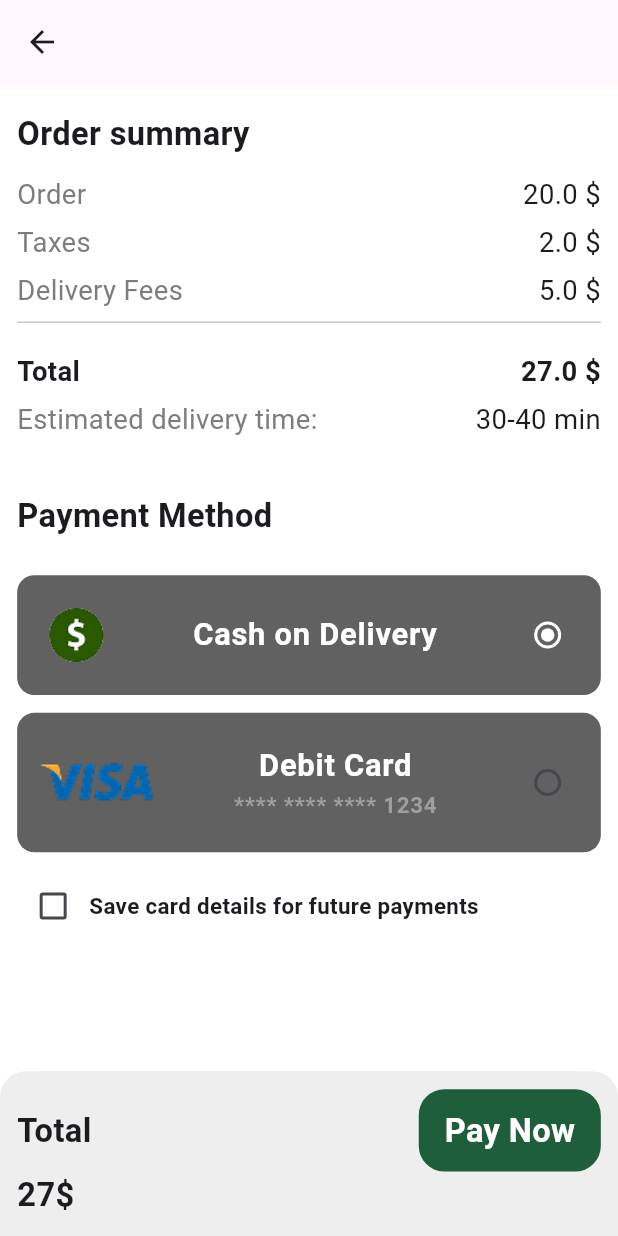
After one commit to EngAhmed20/hungry, a Flutter app: the CheckoutView screen opened by its route, on a phone screen of 412 x 824 dp. The commit adds this screen. Run offline on Flutter 3.47's test engine with Material 3 defaults, Android fonts, the phone set to English and light mode, and no system bars; our stand-ins replace flutter_screenutil, flutter_svg, gap.

Commit message:
checkout ui done

```diff
--- a/lib/core/utils/app_route.dart
+++ b/lib/core/utils/app_route.dart
@@ -1,8 +1,10 @@
 import 'package:flutter/material.dart';
 import 'package:hungry/features/auth/view/login.dart';
 import 'package:hungry/features/auth/view/sign_up.dart';
+import 'package:hungry/features/checkout/view/checkout_view.dart';
 import 'package:hungry/splash.dart';
 
+import '../../features/checkout/widgets/success_view.dart';
 import '../../features/product/view/product_details_view.dart';
 import '../../root.dart';
 
@@ -20,6 +22,10 @@ switch(settings.name) {
       return MaterialPageRoute(builder: (_) => const Root());
   case ProductDetailsView.routeName:
       return MaterialPageRoute(builder: (_) => const ProductDetailsView());
+  case CheckoutView.routeName:
+      return MaterialPageRoute(builder: (_) => const CheckoutView());
+  case SuccessView.routeName:
+    return MaterialPageRoute(builder: (_)=> const SuccessView());
     default:
       return MaterialPageRoute(builder: (_) => const Scaffold());
   }
--- a/lib/features/cart/view/cart_view.dart
+++ b/lib/features/cart/view/cart_view.dart
@@ -4,6 +4,7 @@ import 'package:flutter_screenutil/flutter_screenutil.dart';
 import 'package:gap/gap.dart';
 import 'package:hungry/core/constants/app_dimens.dart';
 import 'package:hungry/core/constants/app_text_style.dart';
+import 'package:hungry/features/checkout/view/checkout_view.dart';
 import 'package:hungry/shared/custom_button.dart';
 import 'package:hungry/shared/custom_text.dart';
 
@@ -75,10 +76,13 @@ class _CartViewState extends State<CartView> {
                   mainAxisAlignment: MainAxisAlignment.spaceBetween,
                   children: [
                     CustomText(text: 'Total', textStyle: textStyle.bold19),
-                    customButton(text: 'Add to Cart', onTap: (){}),
+                    customButton(text: 'Checkout', onTap: (){
+                      Navigator.pushNamed(context, CheckoutView.routeName);
+
+                    }),
                   ],
                 ),
-                CustomText(text: '\$99.5', textStyle: textStyle.bold19),
+                CustomText(text: '99.5\$', textStyle: textStyle.bold19),
 
               ],
             ),
--- /dev/null
+++ b/lib/features/checkout/data/payment_method_model.dart
@@ -0,0 +1,28 @@
+import '../../../generated/assets.dart';
+
+class PaymentMethodModel {
+  final String title;
+  final String? subtitle;
+  final String value;
+  final String icon;
+
+  PaymentMethodModel({
+    required this.title,
+    this.subtitle,
+    required this.value,
+    required this.icon,
+  });
+}
+List<PaymentMethodModel> paymentMethods = [
+  PaymentMethodModel(
+    title: "Cash on Delivery",
+    value: "cash",
+    icon: Assets.imagesCashicon,
+  ),
+  PaymentMethodModel(
+    title: "Debit Card",
+    subtitle: "**** **** **** 1234",
+    value: "card",
+    icon: Assets.imagesCreditIcon,
+  ),
+];
--- /dev/null
+++ b/lib/features/checkout/view/checkout_view.dart
@@ -0,0 +1,117 @@
+import 'package:flutter/material.dart';
+import 'package:flutter_screenutil/flutter_screenutil.dart';
+import 'package:gap/gap.dart';
+import 'package:hungry/core/constants/app_colors.dart';
+import 'package:hungry/core/constants/app_dimens.dart';
+import 'package:hungry/core/constants/app_text_style.dart';
+import 'package:hungry/features/checkout/widgets/success_view.dart';
+import 'package:hungry/shared/custom_text.dart';
+import '../../../shared/custom_button.dart';
+import '../data/payment_method_model.dart';
+import '../widgets/checkout_details.dart';
+import '../widgets/payment_method_tile.dart';
+
+class CheckoutView extends StatefulWidget {
+  const CheckoutView({super.key});
+  static const String routeName='/checkout';
+
+  @override
+  State<CheckoutView> createState() => _CheckoutViewState();
+}
+
+class _CheckoutViewState extends State<CheckoutView> {
+  String paymentMethod='cash';
+  bool checked=false;
+  @override
+  Widget build(BuildContext context) {
+    return Scaffold(
+      appBar: AppBar(),
+      body: Padding(
+        padding: AppDimens.scrPadding(),
+        child: SingleChildScrollView(
+          child: Column(
+            crossAxisAlignment: CrossAxisAlignment.start,
+            children: [
+              CustomText(text: 'Order summary', textStyle: textStyle.bold19),
+              Gap(10.h),
+              CheckoutDetails(
+                order: 20,
+                deliveryFees: 5,
+                taxes: 2,
+                total: 27,
+              ),
+              Gap(30.h),
+              CustomText(text: 'Payment Method', textStyle: textStyle.bold19),
+              Gap(20.h),
+              ListView.separated(itemBuilder: (context,index){
+                final method = paymentMethods[index];
+                return paymentMethodTile(title:method.title,subtitle:method.subtitle,
+                    value:method.value, groupValue: paymentMethod,onTap: (){
+                  paymentMethod=method.value;
+
+
+                  setState(() {
+
+                  });
+                    }, leadingImg:method.icon);},
+                itemCount: 2,shrinkWrap: true,separatorBuilder: (context,index)=>Gap(10.h),
+              ),
+              Gap(10.h),
+              Row(
+                children: [
+                  Checkbox(
+                    activeColor: AppColors.primaryColor,
+                      value: checked, onChanged: (value){
+                    checked=!checked;
+                    setState(() {
+
+                    });
+
+                  }),
+                  Expanded(child: CustomText(text: 'Save card details for future payments', textStyle:textStyle.semiBold13))
+                ],
+              )
+
+            ],
+          ),
+        ),
+      ),
+      bottomSheet: SafeArea(
+        top: false,
+        child: Container(
+          width: double.infinity,
+          decoration: BoxDecoration(
+              color: Colors.grey.shade200,
+              borderRadius: BorderRadius.only(
+                topLeft: Radius.circular(15.r),
+                topRight: Radius.circular(15.r),
+              )
+          ),
+          child:Padding(
+            padding: AppDimens.scrPadding(v: 10.h),
+            child: Column(
+              crossAxisAlignment: CrossAxisAlignment.start,
+              mainAxisSize: MainAxisSize.min,
+              children: [
+                Row(
+                  mainAxisAlignment: MainAxisAlignment.spaceBetween,
+                  children: [
+                    CustomText(text: 'Total', textStyle: textStyle.bold19),
+                    customButton(text: 'Pay Now', onTap: (){
+                      Navigator.pushNamed(context, SuccessView.routeName);
+
+                    }),
+                  ],
+                ),
+                CustomText(text: '27\$', textStyle: textStyle.bold19),
+
+              ],
+            ),
+          ),
+        ),
+      ),
+    );
+  }
+
+
+}
--- /dev/null
+++ b/lib/features/checkout/widgets/checkout_details.dart
@@ -0,0 +1,48 @@
+import 'package:flutter/material.dart';
+import 'package:flutter_screenutil/flutter_screenutil.dart';
+import 'package:gap/gap.dart';
+
+import '../../../core/constants/app_text_style.dart';
+import '../../../shared/custom_text.dart';
+
+class CheckoutDetails extends StatelessWidget {
+  const CheckoutDetails({super.key, required this.order, required this.taxes, required this.deliveryFees, required this.total});
+  final double order;
+  final double taxes;
+  final double deliveryFees;
+  final double total;
+
+  @override
+  Widget build(BuildContext context) {
+    return Column(
+      children: [
+        checkoutTitle(title: 'Order', price: order),
+        Gap(5.h),
+        checkoutTitle(title: 'Taxes', price: taxes),
+        Gap(5.h),
+        checkoutTitle(title: 'Delivery Fees', price: deliveryFees),
+        Divider(),
+        Gap(10.h),
+        checkoutTitle(title: 'Total', price:total,isBold: true),
+        Gap(5.h),
+        checkoutTitle(title: 'Estimated delivery time:',deliveryTime: '30-40',),
+      ],
+    );
+  }
+}
+Row checkoutTitle({
+  required String title,
+  double? price,
+  String?deliveryTime,
+  bool isBold=false,
+}) {
+  return Row(
+    mainAxisAlignment: MainAxisAlignment.spaceBetween,
+    children: [
+      CustomText(text:title, textStyle:isBold?textStyle.bold16: textStyle.regular16.copyWith(color: Color(0xff7d7d7d))),
+      CustomText(text:price!=null?'$price \$':'$deliveryTime min', textStyle:isBold?textStyle.bold16: textStyle.regular16),
+
+
+    ],
+  );
+}
--- /dev/null
+++ b/lib/features/checkout/widgets/payment_method_tile.dart
@@ -0,0 +1,48 @@
+import 'package:flutter/material.dart';
+import 'package:flutter_screenutil/flutter_screenutil.dart';
+
+import '../../../core/constants/app_text_style.dart';
+import '../../../shared/custom_text.dart';
+
+ListTile paymentMethodTile({
+  void Function()? onTap,
+  required String title,
+  String? subtitle,
+  required String value,
+  required String groupValue,
+  Color? tileColor,
+  required String leadingImg,
+
+
+}) {
+  return ListTile(
+
+    tileColor:tileColor?? Colors.grey.shade700,
+    onTap: onTap,
+    shape: RoundedRectangleBorder(
+      borderRadius: BorderRadius.circular(10.r),
+    ),
+    contentPadding: EdgeInsets.symmetric(horizontal: 10.w, vertical: 10.h),
+    title: Center(
+      child: Column(
+        children: [
+          CustomText(text:title, textStyle: textStyle.bold18.copyWith(
+              color: Colors.white
+          )),
+          if(subtitle!=null)
+            CustomText(text: subtitle, textStyle: textStyle.semiBold13.copyWith(
+                color: Colors.grey
+            )),
+        ],
+      ),
+    ),
+
+    leading: Image.asset(leadingImg),
+    trailing: Radio(
+      activeColor: Colors.white,
+      value: value, groupValue:groupValue,onChanged: (v) => onTap?.call(),
+
+    ),
+
+  );
+}
--- /dev/null
+++ b/lib/features/checkout/widgets/success_view.dart
@@ -0,0 +1,44 @@
+import 'package:flutter/material.dart';
+import 'package:flutter_screenutil/flutter_screenutil.dart';
+/*
+class AppEdition extends appStl{
+appEdition(){
+contain sq=85,
+contain double r=1.5,
+contain raduis=15,
+ Widget build(context ){
+ AppEdition()=>{
+ hold Nav(context){
+ MaterialPageRoute(context,state){
+ While(site !=Err &&404){
+ api.call();
+ }
+
+
+
+}
+
+/// api calling
+class ApiCall({required String BaseUrl}){
+switch
+case BaseUrl.contain("404"):
+ use BaseUrl.defaultExeption();
+  break;
+
+}
+*/
+class SuccessView extends StatelessWidget {
+  const SuccessView ({super.key});
+  static const String routeName='/success_view';
+  @override
+  Widget build(BuildContext context) {
+    return Scaffold(
+      appBar: AppBar(
+        automaticallyImplyLeading: false,
+        backgroundColor: Colors.white,
+          toolbarHeight:20.h,
+      ),
+
+    );
+  }
+}
--- a/lib/features/orderHistrory/widgets/order_his_item.dart
+++ b/lib/features/orderHistrory/widgets/order_his_item.dart
@@ -43,7 +43,7 @@ class OrderHistoryItem extends StatelessWidget {
                     Gap(2.h),
                     CustomText(text: 'Qty: $quantity', textStyle: textStyle.semiBold16),
                     Gap(2.h),
-                    CustomText(text: 'Price: \$$price', textStyle: textStyle.semiBold16),
+                    CustomText(text: 'Price: $price\$', textStyle: textStyle.semiBold16),
                     //Gap(10.h),
 
 
--- a/lib/features/product/view/product_details_view.dart
+++ b/lib/features/product/view/product_details_view.dart
@@ -56,7 +56,7 @@ class _ProductDetailsViewState extends State<ProductDetailsView> {
                       customButton(text: 'Add to Cart', onTap: (){}),
                     ],
                   ),
-                  CustomText(text: '\$99.5', textStyle: textStyle.bold19),
+                  CustomText(text: '99.5\$', textStyle: textStyle.bold19),
 
                 ],
               ),
```
Also changed, not shown: assets/images/cashicon.png (added), assets/images/creditIcon.png (added), lib/generated/assets.dart.
